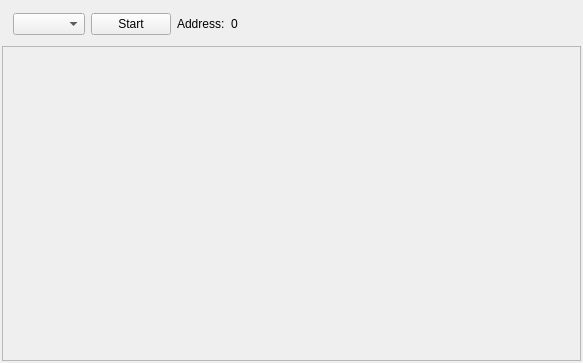
darcyg/ModbusDevices, file ModbusDevices/DeviceWidget.ui: the form before one commit.
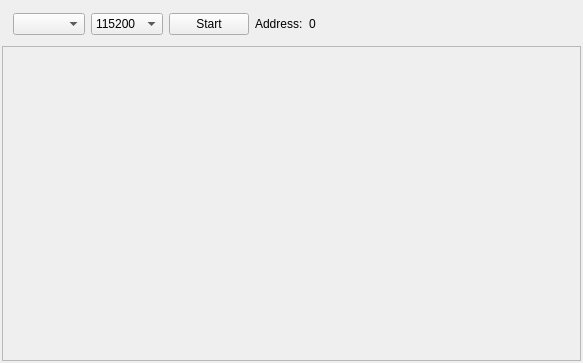
The form after the commit.

```diff
--- a/ModbusDevices/DeviceWidget.ui
+++ b/ModbusDevices/DeviceWidget.ui
@@ -26,6 +26,28 @@
       <item>
        <widget class="QComboBox" name="comboPort"/>
       </item>
+      <item>
+       <widget class="QComboBox" name="comboBaudrate">
+        <property name="currentIndex">
+         <number>2</number>
+        </property>
+        <item>
+         <property name="text">
+          <string>9600</string>
+         </property>
+        </item>
+        <item>
+         <property name="text">
+          <string>19200</string>
+         </property>
+        </item>
+        <item>
+         <property name="text">
+          <string>115200</string>
+         </property>
+        </item>
+       </widget>
+      </item>
       <item>
        <widget class="QPushButton" name="pushStart">
         <property name="text">
```
